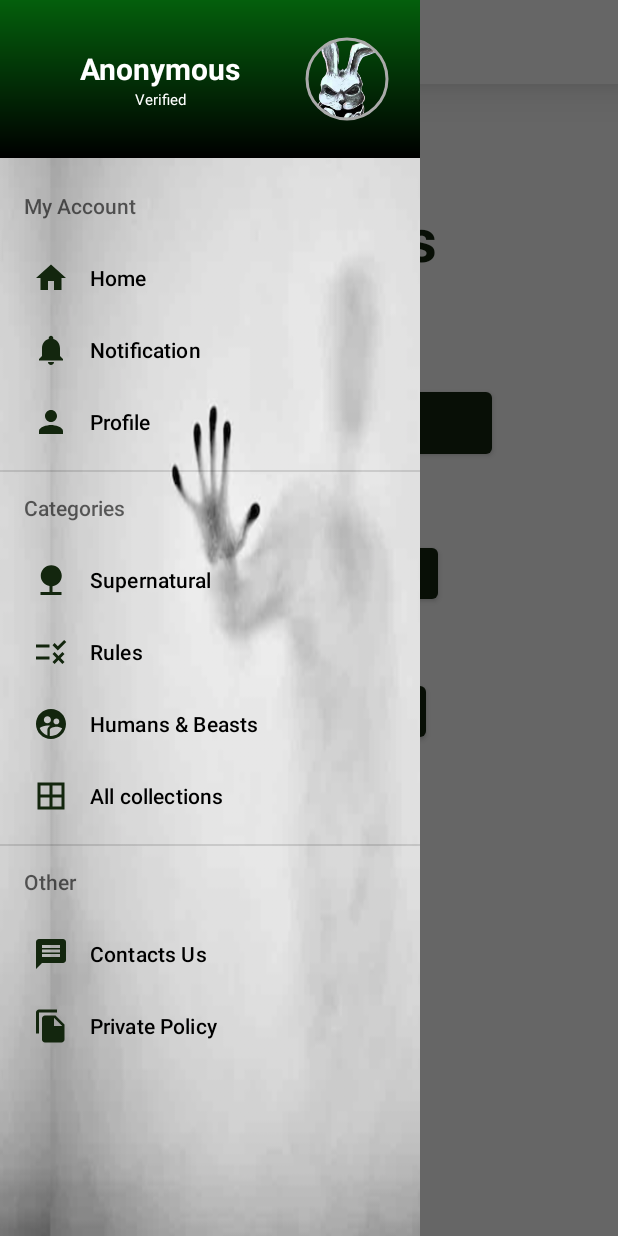
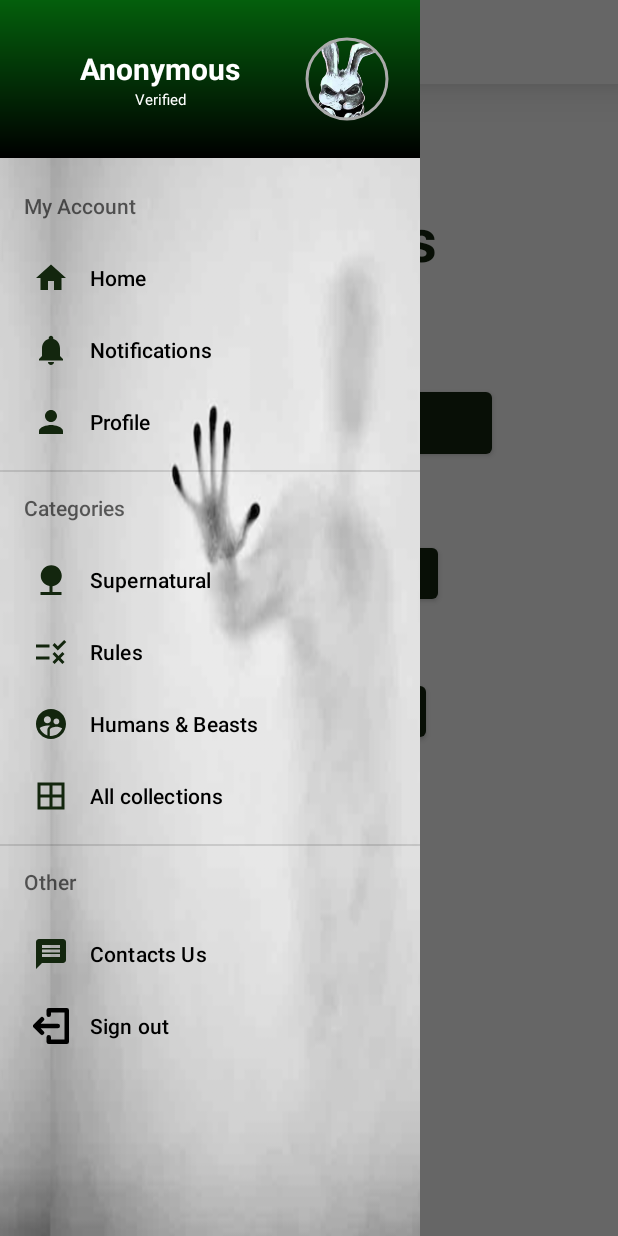
Before and after one commit to Elender12/CreepyRabbitV3, an Android app: the HomeActivity screen opened directly, with no data from a screen before it, with the side drawer open, on a phone screen of 412 x 824 dp. Run offline under Robolectric (Android 15) with nearby library versions, the phone set to English and light mode, and no system bars; our stand-ins replace navigation-ui; network calls fail; Roboto replaces fonts that are not available here.

Commit message:
master: add sign out button on navigation menu

```diff
--- a/app/src/main/java/com/ecirstea/creepyrabbit/ui/navigation/HomeActivity.kt
+++ b/app/src/main/java/com/ecirstea/creepyrabbit/ui/navigation/HomeActivity.kt
@@ -1,20 +1,19 @@
 package com.ecirstea.creepyrabbit.ui.navigation
 
-import android.content.Context
-import android.content.SharedPreferences
+import android.content.Intent
 import androidx.appcompat.app.AppCompatActivity
 import android.os.Bundle
 import android.util.Log
 import android.view.View
 import android.widget.ImageView
 import android.widget.TextView
+import android.widget.Toast
 import androidx.core.view.GravityCompat
 import androidx.drawerlayout.widget.DrawerLayout
 import androidx.navigation.Navigation
 import androidx.navigation.ui.NavigationUI
 import com.ecirstea.creepyrabbit.MainActivity
 import com.ecirstea.creepyrabbit.R
-import com.ecirstea.creepyrabbit.utils.Constants
 import com.ecirstea.creepyrabbit.utils.SharedApp
 import com.google.android.material.navigation.NavigationView
 import kotlinx.android.synthetic.main.nav_header.*
@@ -38,6 +37,15 @@ class HomeActivity : AppCompatActivity() {
 
         navController
             .addOnDestinationChangedListener { _, destination, _ ->
+                if(destination.label?.equals("SignOut") == true){
+                    this.closeOptionsMenu()
+                    //SharedApp.prefs.token =""
+                    //SharedApp.prefs.name= ""
+                    val intent = Intent(this, MainActivity::class.java).apply {
+                        //putExtra(EXTRA_MESSAGE, message)
+                    }
+                    startActivity(intent)
+                }
                 textTitle.text = destination.label
             }
 
--- /dev/null
+++ b/app/src/main/res/drawable/ic_sign_out.xml
@@ -0,0 +1,12 @@
+<vector xmlns:android="http://schemas.android.com/apk/res/android"
+    android:width="96dp"
+    android:height="96dp"
+    android:viewportWidth="96"
+    android:viewportHeight="96">
+  <path
+      android:fillColor="#FF000000"
+      android:pathData="M20.4844,54H66a6,6 0,0 0,0 -12H20.4844l7.7578,-7.7578a5.9994,5.9994 0,0 0,-8.4844 -8.4844l-18,18a5.9979,5.9979 0,0 0,0 8.4844l18,18a5.9994,5.9994 0,1 0,8.4844 -8.4844Z"/>
+  <path
+      android:fillColor="#FF000000"
+      android:pathData="M90,0H42a5.9966,5.9966 0,0 0,-6 6V18a6,6 0,0 0,12 0V12H84V84H48V78a6,6 0,0 0,-12 0V90a5.9966,5.9966 0,0 0,6 6H90a5.9966,5.9966 0,0 0,6 -6V6A5.9966,5.9966 0,0 0,90 0Z"/>
+</vector>
--- a/app/src/main/res/menu/nav_item.xml
+++ b/app/src/main/res/menu/nav_item.xml
@@ -57,12 +57,13 @@
         >
         <menu>
             <item
-                android:title="Contacts Us"
+                android:title="@string/contacts_us"
                 android:icon="@drawable/ic_message"
                 />
             <item
-                android:title="Private Policy"
-                android:icon="@drawable/ic_file"
+                android:id="@+id/sign_out"
+                android:title="@string/sign_out"
+                android:icon="@drawable/ic_sign_out"
                 />
 
         </menu>
--- a/app/src/main/res/navigation/nav_frag.xml
+++ b/app/src/main/res/navigation/nav_frag.xml
@@ -20,4 +20,9 @@
         android:name="com.ecirstea.creepyrabbit.ui.navigation.fragments.NotificationFragment"
         android:label="Notification"
         tools:layout="@layout/fragment_notification" />
+    <fragment
+        android:id="@+id/sign_out"
+        android:name="com.ecirstea.creepyrabbit.ui.navigation.fragments.SignOutFragment"
+        android:label="SignOut"
+        tools:layout="@layout/fragment_sign_out" />
 </navigation>
--- a/app/src/main/res/values/strings.xml
+++ b/app/src/main/res/values/strings.xml
@@ -5,7 +5,7 @@
     <string name="my_account">My Account</string>
     <string name="profile">Profile</string>
     <string name="other">Other</string>
-    <string name="notification">Notification</string>
+    <string name="notification">Notifications</string>
     <string name="userName">Robin Mikel</string>
     <string name="prompt_email">Email</string>
     <string name="new_email">New email</string>
@@ -41,6 +41,9 @@
     <string name="edit">Edit</string>
     <string name="pass_hint">*************</string>
     <string name="save">Save</string>
+    <string name="sign_out">Sign out</string>
+    <string name="bye">Until next time!</string>
+    <string name="contacts_us">Contacts Us</string>
 
 
 </resources>
--- a/app/src/main/res/values/themes.xml
+++ b/app/src/main/res/values/themes.xml
@@ -51,6 +51,11 @@
         <item name="android:textColor">#000000</item>
         <item name="android:fontFamily">@font/aldrich</item>
     </style>
+    <style name="TextWhiteTitle">
+        <item name="android:textSize">20sp</item>
+        <item name="android:textColor">#FFFFFF</item>
+        <item name="android:fontFamily">@font/aldrich</item>
+    </style>
     <style name="TextButton">
         <item name="android:textSize">16sp</item>
         <item name="android:textColor">#FFFFFF</item>
```
Also changed, not shown: app/src/main/java/com/ecirstea/creepyrabbit/ui/navigation/fragments/SignOutFragment.kt (added, +23 -0 lines), app/src/main/java/com/ecirstea/creepyrabbit/ui/view/TestActivity.kt (deleted, +0 -36 lines), app/src/main/res/layout/activity_test.xml (deleted, +0 -58 lines), app/src/main/res/layout/fragment_sign_out.xml (added, +30 -0 lines), app/src/main/res/drawable/bye.png (added).
